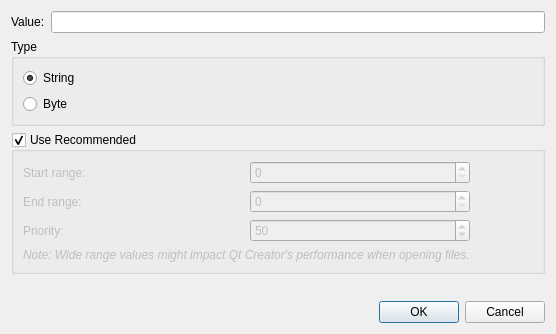
This is src/plugins/coreplugin/mimetypemagicdialog.ui in qt-creator/qt-creator as Qt 5 draws it before an edit. The edited form follows.
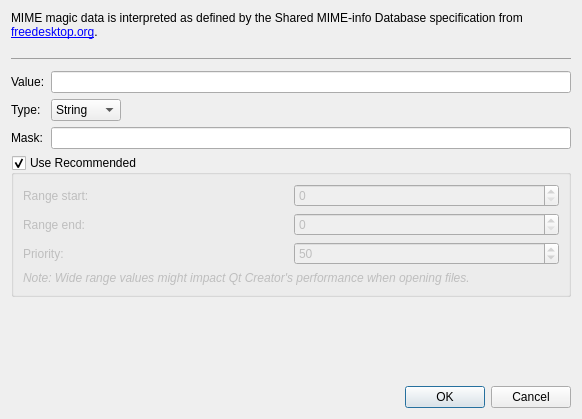
This is the edited form.

Commit message: Mime settings: Allow editing mime type patterns and magic rules

What changed in the file:
```diff
--- a/src/plugins/coreplugin/mimetypemagicdialog.ui
+++ b/src/plugins/coreplugin/mimetypemagicdialog.ui
@@ -6,54 +6,116 @@
    <rect>
     <x>0</x>
     <y>0</y>
-    <width>556</width>
-    <height>334</height>
+    <width>582</width>
+    <height>419</height>
    </rect>
   </property>
   <property name="windowTitle">
    <string>Dialog</string>
   </property>
-  <layout class="QVBoxLayout" name="verticalLayout_2">
+  <layout class="QVBoxLayout" name="verticalLayout">
    <item>
-    <layout class="QHBoxLayout" name="horizontalLayout_2">
-     <item>
+    <widget class="QLabel" name="informationLabel">
+     <property name="text">
+      <string>&lt;html&gt;&lt;head/&gt;&lt;body&gt;&lt;p&gt;MIME magic data is interpreted as defined by the Shared MIME-info Database specification from &lt;a href=&quot;http://standards.freedesktop.org/shared-mime-info-spec/shared-mime-info-spec-latest.html&quot;&gt;freedesktop.org&lt;/a&gt;.&lt;hr/&gt;&lt;/p&gt;&lt;/body&gt;&lt;/html&gt;</string>
+     </property>
+     <property name="wordWrap">
+      <bool>true</bool>
+     </property>
+    </widget>
+   </item>
+   <item>
+    <layout class="QGridLayout" name="gridLayout_3">
+     <item row="0" column="0">
       <widget class="QLabel" name="valueLabel">
        <property name="text">
         <string>Value:</string>
        </property>
       </widget>
      </item>
-     <item>
+     <item row="0" column="1">
       <widget class="QLineEdit" name="valueLineEdit"/>
      </item>
+     <item row="1" column="0">
+      <widget class="QLabel" name="typeLabel">
+       <property name="text">
+        <string>Type:</string>
+       </property>
+      </widget>
+     </item>
+     <item row="1" column="1">
+      <layout class="QHBoxLayout" name="horizontalLayout">
+       <item>
+        <widget class="QComboBox" name="typeSelector">
+         <item>
+          <property name="text">
+           <string>String</string>
+          </property>
+         </item>
+         <item>
+          <property name="text">
+           <string>Host16</string>
+          </property>
+         </item>
+         <item>
+          <property name="text">
+           <string>Host32</string>
+          </property>
+         </item>
+         <item>
+          <property name="text">
+           <string>Big16</string>
+          </property>
+         </item>
+         <item>
+          <property name="text">
+           <string>Big32</string>
+          </property>
+         </item>
+         <item>
+          <property name="text">
+           <string>Little16</string>
+          </property>
+         </item>
+         <item>
+          <property name="text">
+           <string>Little32</string>
+          </property>
+         </item>
+         <item>
+          <property name="text">
+           <string>Byte</string>
+          </property>
+         </item>
+        </widget>
+       </item>
+       <item>
+        <spacer name="horizontalSpacer_2">
+         <property name="orientation">
+          <enum>Qt::Horizontal</enum>
+         </property>
+         <property name="sizeHint" stdset="0">
+          <size>
+           <width>40</width>
+           <height>20</height>
+          </size>
+         </property>
+        </spacer>
+       </item>
+      </layout>
+     </item>
+     <item row="2" column="0">
+      <widget class="QLabel" name="maskLabel">
+       <property name="text">
+        <string>Mask:</string>
+       </property>
+      </widget>
+     </item>
+     <item row="2" column="1">
+      <widget class="QLineEdit" name="maskLineEdit"/>
+     </item>
     </layout>
    </item>
-   <item>
-    <widget class="QGroupBox" name="typeGroupBox">
-     <property name="title">
-      <string>Type</string>
-     </property>
-     <layout class="QVBoxLayout" name="verticalLayout">
-      <item>
-       <widget class="QRadioButton" name="stringRadioButton">
-        <property name="text">
-         <string>String</string>
-        </property>
-        <property name="checked">
-         <bool>true</bool>
-        </property>
-       </widget>
-      </item>
-      <item>
-       <widget class="QRadioButton" name="byteRadioButton">
-        <property name="text">
-         <string>Byte</string>
-        </property>
-       </widget>
-      </item>
-     </layout>
-    </widget>
-   </item>
    <item>
     <widget class="QGroupBox" name="useRecommendedGroupBox">
      <property name="title">
@@ -63,6 +125,19 @@
       <bool>true</bool>
      </property>
      <layout class="QGridLayout" name="gridLayout_2">
+      <item row="1" column="0">
+       <widget class="QLabel" name="noteLabel">
+        <property name="enabled">
+         <bool>false</bool>
+        </property>
+        <property name="text">
+         <string>&lt;i&gt;Note: Wide range values might impact Qt Creator's performance when opening files.&lt;/i&gt;</string>
+        </property>
+        <property name="textFormat">
+         <enum>Qt::RichText</enum>
+        </property>
+       </widget>
+      </item>
       <item row="0" column="0">
        <layout class="QGridLayout" name="gridLayout">
         <item row="0" column="0">
@@ -71,7 +146,7 @@
            <bool>false</bool>
           </property>
           <property name="text">
-           <string>Start range:</string>
+           <string>Range start:</string>
           </property>
          </widget>
         </item>
@@ -81,7 +156,7 @@
            <bool>false</bool>
           </property>
           <property name="text">
-           <string>End range:</string>
+           <string>Range end:</string>
           </property>
          </widget>
         </item>
@@ -130,32 +205,6 @@
         </item>
        </layout>
       </item>
-      <item row="0" column="1">
-       <spacer name="horizontalSpacer">
-        <property name="orientation">
-         <enum>Qt::Horizontal</enum>
-        </property>
-        <property name="sizeHint" stdset="0">
-         <size>
-          <width>233</width>
-          <height>20</height>
-         </size>
-        </property>
-       </spacer>
-      </item>
-      <item row="1" column="0">
-       <widget class="QLabel" name="noteLabel">
-        <property name="enabled">
-         <bool>false</bool>
-        </property>
-        <property name="text">
-         <string>&lt;i&gt;Note: Wide range values might impact Qt Creator's performance when opening files.&lt;/i&gt;</string>
-        </property>
-        <property name="textFormat">
-         <enum>Qt::RichText</enum>
-        </property>
-       </widget>
-      </item>
      </layout>
     </widget>
    </item>
@@ -167,7 +216,7 @@
      <property name="sizeHint" stdset="0">
       <size>
        <width>20</width>
-       <height>11</height>
+       <height>0</height>
       </size>
      </property>
     </spacer>
```
Left out of the diff: 116 changed lines with no effect on the pictures. The commit also changes 3 other files.
